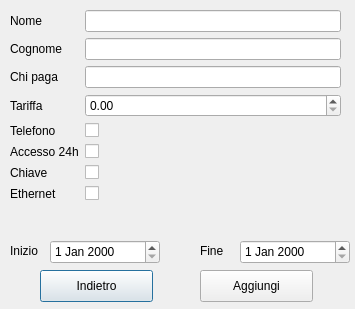
Before: the Qt Designer form addreservation.ui in lucapegolotti/coworking, drawn with Qt 5.
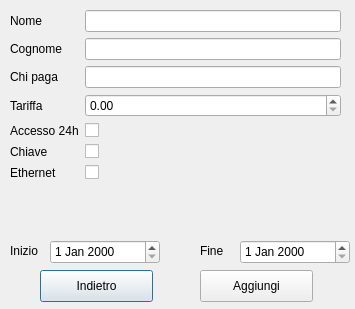
After: the same form once the commit is applied.

What changed in the file:
```diff
--- a/addreservation.ui
+++ b/addreservation.ui
@@ -61,43 +61,33 @@
      </widget>
     </item>
     <item row="4" column="0">
-     <widget class="QLabel" name="telefonoLabel">
-      <property name="text">
-       <string>Telefono</string>
-      </property>
-     </widget>
-    </item>
-    <item row="4" column="1">
-     <widget class="QCheckBox" name="telefonoCheckBox"/>
-    </item>
-    <item row="5" column="0">
      <widget class="QLabel" name="accesso24hLabel">
       <property name="text">
        <string>Accesso 24h</string>
       </property>
      </widget>
     </item>
-    <item row="5" column="1">
+    <item row="4" column="1">
      <widget class="QCheckBox" name="accesso24hCheckBox"/>
     </item>
-    <item row="6" column="0">
+    <item row="5" column="0">
      <widget class="QLabel" name="chiaveLabel">
       <property name="text">
        <string>Chiave</string>
       </property>
      </widget>
     </item>
-    <item row="6" column="1">
+    <item row="5" column="1">
      <widget class="QCheckBox" name="chiaveCheckBox"/>
     </item>
-    <item row="7" column="0">
+    <item row="6" column="0">
      <widget class="QLabel" name="ethernetLabel">
       <property name="text">
        <string>Ethernet</string>
       </property>
      </widget>
     </item>
-    <item row="7" column="1">
+    <item row="6" column="1">
      <widget class="QCheckBox" name="ethernetCheckBox"/>
     </item>
     <item row="3" column="1">
```
Left out of the diff: 14 changed lines with no effect on the pictures.
